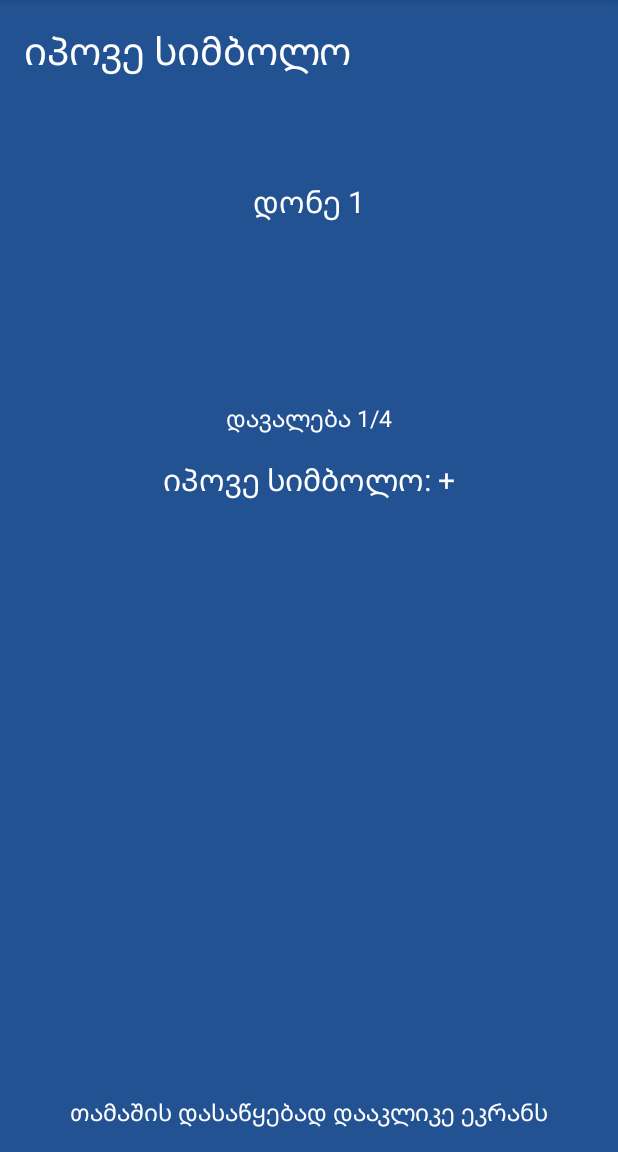
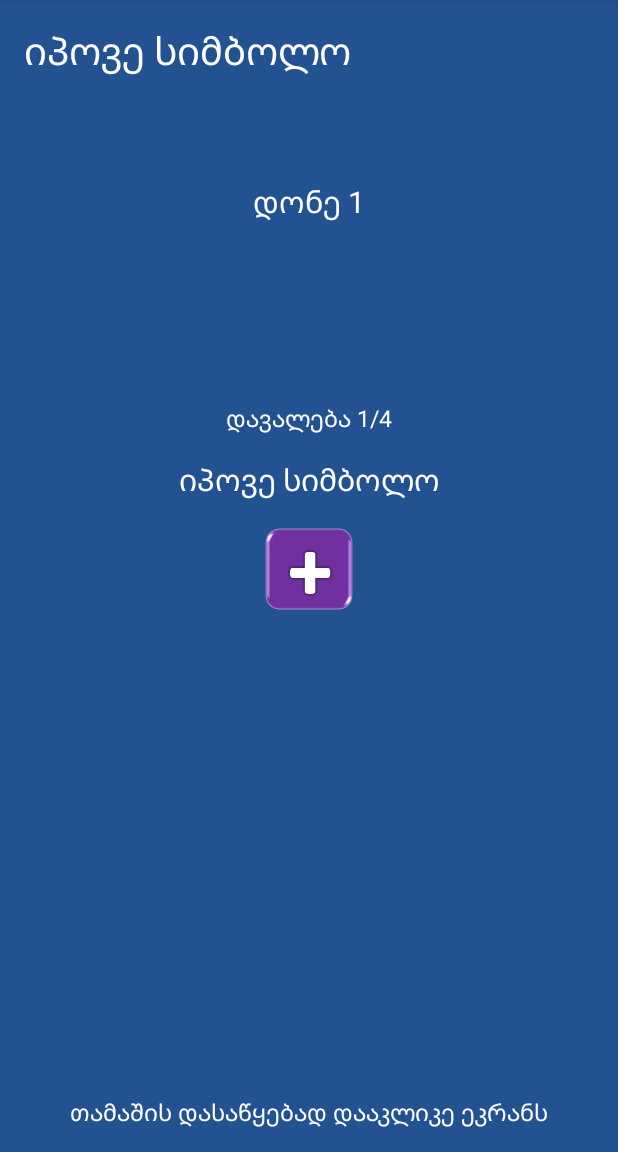
Before and after one commit to BekaGitHub/LogicGame, an Android app: the screen it shows after launch (InfoActivity_Level_1), after a tap on "იპოვე სიმბოლო", on a phone screen of 412 x 824 dp, the part 84-1236 px from its top. Run offline under Robolectric (Android 15) with nearby library versions, the light colour scheme and no system bars; libraries missing offline, so code that uses them is left out: android.support.v7; 2 statements that could not run were skipped.

Commit message:
Added Symbol_Images in level_1

```diff
--- a/app/src/main/java/com/example/my/swipe/activities/level_1/InfoActivity_Level_1.java
+++ b/app/src/main/java/com/example/my/swipe/activities/level_1/InfoActivity_Level_1.java
@@ -3,6 +3,7 @@ package com.example.my.swipe.activities.level_1;
 import android.content.Intent;
 import android.os.Bundle;
 import android.view.View;
+import android.widget.ImageView;
 import android.widget.TextView;
 import com.example.my.swipe.R;
 import com.example.my.swipe.activities.InfoBaseActivity;
@@ -18,6 +19,7 @@ public class InfoActivity_Level_1 extends InfoBaseActivity {
     levelCounterTextView = (TextView) findViewById(R.id.info_activity_level1_level_counter);
     exerciseCounterTextView = (TextView) findViewById(R.id.info_activity_level1_exercise_counter);
     exerciseExplanationTextView = (TextView) findViewById(R.id.info_activity_level1_exercise_explanation);
+    imageViewFuerInfo = (ImageView) findViewById(R.id.info_activity_level1_symbol_image);
 
     Bundle bundle = getIntent().getBundleExtra(Preferences.BUNDLE);
 
@@ -25,16 +27,17 @@ public class InfoActivity_Level_1 extends InfoBaseActivity {
 
     levelIndex = bundle.getInt(Preferences.LEVEL, 1);
     exerciseIndex = bundle.getInt(Preferences.EXERCISE, 1);
-    String symbol = bundle.getString(Preferences.SYMBOL, "+");
+    int image = bundle.getInt(Preferences.SYMBOL_IMAGE, R.drawable.symbol_plus);
     isLevelDone = bundle.getBoolean(Preferences.EXERCISE_DONE, false);
     setInfoText();
 
     String exerciseCounterText = getString(R.string.exercise_counter, "" + exerciseIndex, "4");
-    String exerciseInfo = getString(R.string.find_symbol, symbol);
+    String exerciseInfo = getString(R.string.find_symbol );
 
     levelCounterTextView.setText(infoText);
     exerciseCounterTextView.setText(exerciseCounterText);
     exerciseExplanationTextView.setText(exerciseInfo);
+    imageViewFuerInfo.setImageResource(image);
   }
 
   public void handleClick(View view) {
--- a/app/src/main/java/com/example/my/swipe/activities/level_1/Level_1_BaseActivity.java
+++ b/app/src/main/java/com/example/my/swipe/activities/level_1/Level_1_BaseActivity.java
@@ -133,7 +133,7 @@ public abstract class Level_1_BaseActivity extends BaseActivity
     Bundle bundle = new Bundle();
     if (clickedButton.getText().equals(Preferences.SYMBOLS[symbolIndex]))
     {
-      if (symbolIndex != Preferences.SYMBOLS.length - 1) //Wenn symbolIndex, kein index vom letzten Symbol ist
+      if (symbolIndex != Preferences.SYMBOL_IMAGES.length - 1) //Wenn symbolIndex, kein index vom letzten Symbol ist
       {
         startInfoActivity(symbolIndex, bundle);
       }else
@@ -144,7 +144,7 @@ public abstract class Level_1_BaseActivity extends BaseActivity
     {
       bundle.putInt(Preferences.LEVEL, 1);
       bundle.putInt(Preferences.EXERCISE, 1);
-      bundle.putString(Preferences.SYMBOL, Preferences.SYMBOLS[0]);
+      bundle.putInt(Preferences.SYMBOL_IMAGE, Preferences.SYMBOL_IMAGES[0]);
       bundle.putSerializable(Preferences.CLASS, getLevelInfoClass());
       failed(clickedButton, bundle);
     }
@@ -156,7 +156,7 @@ public abstract class Level_1_BaseActivity extends BaseActivity
     Intent intent = new Intent(this, InfoActivity_Level_1.class);
     bundle.putBoolean(Preferences.EXERCISE_DONE, true);
     bundle.putInt(Preferences.EXERCISE, ++Preferences.EXERCISE_COUNTER);
-    bundle.putString(Preferences.SYMBOL, Preferences.SYMBOLS[symbolIndex + 1]);
+    bundle.putInt(Preferences.SYMBOL_IMAGE, Preferences.SYMBOL_IMAGES[symbolIndex + 1]);
     stopExerciseTimer();
 
     if (getIntent().getBundleExtra(Preferences.BUNDLE_FROM_INFO_ACTIVITY) != null)
--- a/app/src/main/java/com/example/my/swipe/utils/Preferences.java
+++ b/app/src/main/java/com/example/my/swipe/utils/Preferences.java
@@ -22,6 +22,7 @@ public class Preferences {
   public static final String EXERCISE_DONE = "levelDone";
   public static final String EXERCISE = "exerciseExplanationTextView";
   public static final String SYMBOL = "symbol";
+  public static final String SYMBOL_IMAGE = "symbolImage";
   public static final String SMILE = "smile";
   public static final String FROM = "from";
   public static final String LEVEL = "level";
@@ -43,6 +44,8 @@ public class Preferences {
   public static final String TIME_PASSED_FROM_LAST_EXERCISE =
       "timePassedFromLastExercise";
   public static final String[] SYMBOLS = {"+", ":)", "<", "u"};
+  public static final int[] SYMBOL_IMAGES = {R.drawable.symbol_plus, R.drawable.symbol_smile,
+      R.drawable.symbol_less, R.drawable.symbol_u};
   public static final int[] LEVEL_NAMES = {R.string.level_1_titel,
       R.string.level_2_titel, R.string.level_3_titel,
       R.string.level_4_titel, R.string.level_5_titel, R.string.level_5_titel,
--- a/app/src/main/res/layout/activity_info_level_1.xml
+++ b/app/src/main/res/layout/activity_info_level_1.xml
@@ -51,6 +51,14 @@
     android:textSize="@dimen/level_counter"
     />
 
+  <ImageView
+      android:layout_width="60dp"
+      android:layout_height="60dp"
+      android:id="@+id/info_activity_level1_symbol_image"
+      android:layout_below="@+id/info_activity_level1_exercise_explanation"
+      android:layout_centerHorizontal="true"
+      android:src="@drawable/symbol_plus"/>
+
   <TextView
     android:id="@+id/start_game"
     android:layout_width="match_parent"
--- a/app/src/main/res/values/strings.xml
+++ b/app/src/main/res/values/strings.xml
@@ -15,7 +15,7 @@
   <string name="level_7_titel">კრიპტოგრამა</string>
   <string name="level_8_titel">ლოგიკური ჩამკეტები</string>
   <string name="level_9_titel">დაალაგე რიცხვები</string>
-  <string name="find_symbol">იპოვე სიმბოლო: %1$s</string>
+  <string name="find_symbol">იპოვე სიმბოლო</string>
   <string name="linke_vs_rechte">ტვინის მარცხენა ნახევარსფერო კითხულობს ტექსტს, ხოლო
     მარჯვენა ნახევარსფერო აღიქვამს ფერებს. <b>დააკვირდი ტექსტის ფერს</b>. პასუხი
     სწორია მხოლოდ მაშინ, როდესაც ტექსტის ფერი და ფერის სახელი ერთმანეთს ემთხვევა</string>
```
Also changed, not shown: app/src/main/res/drawable/inverter.png, app/src/main/res/drawable/symbol_less.png (added), app/src/main/res/drawable/symbol_plus.png (added), app/src/main/res/drawable/symbol_smile.png (added), app/src/main/res/drawable/symbol_u.png (added).
